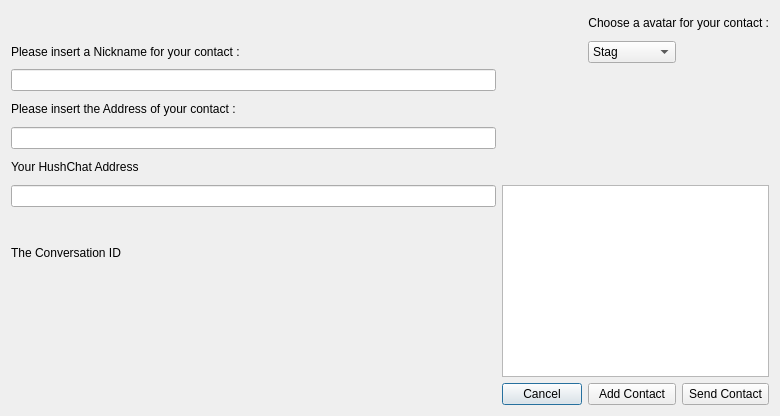
Above: src/contactrequest.ui from jahway603/SilentDragonLite before the change. Below: the same form after it.
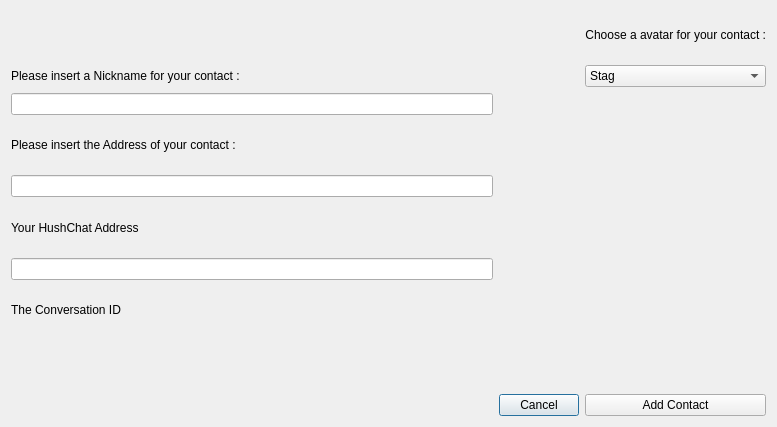
That is the form after the change. Icons and pictures are not drawn.

```diff
--- a/src/contactrequest.ui
+++ b/src/contactrequest.ui
@@ -6,15 +6,15 @@
    <rect>
     <x>0</x>
     <y>0</y>
-    <width>780</width>
-    <height>416</height>
+    <width>777</width>
+    <height>427</height>
    </rect>
   </property>
   <property name="windowTitle">
    <string>Send a contact request</string>
   </property>
   <layout class="QGridLayout" name="gridLayout">
-   <item row="0" column="2" colspan="2">
+   <item row="0" column="2">
     <widget class="QLabel" name="label_6">
      <property name="text">
       <string>&lt;html&gt;&lt;head/&gt;&lt;body&gt;&lt;p align=&quot;right&quot;&gt;Choose a avatar for your contact :&lt;/p&gt;&lt;/body&gt;&lt;/html&gt;</string>
@@ -185,9 +185,6 @@
    <item row="6" column="0">
     <widget class="QLineEdit" name="myzaddr"/>
    </item>
-   <item row="6" column="1" rowspan="3" colspan="3">
-    <widget class="QTextEdit" name="memorequest"/>
-   </item>
    <item row="7" column="0">
     <widget class="QLabel" name="label_5">
      <property name="text">
@@ -234,13 +231,6 @@
      </property>
     </widget>
    </item>
-   <item row="9" column="3">
-    <widget class="QPushButton" name="sendcontactrequest">
-     <property name="text">
-      <string>Send Contact</string>
-     </property>
-    </widget>
-   </item>
   </layout>
  </widget>
  <resources/>
```
Left out of the diff: 2 changed lines with no effect on the pictures.
